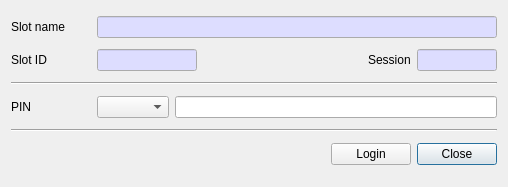
This is CryptokiMan/login_dlg.ui in jykim74/CryptokiMan as Qt 5 draws it before an edit. The edited form follows.
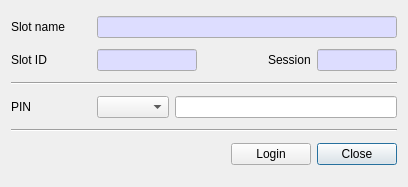
This is the edited form.

What changed in the file:
```diff
--- a/CryptokiMan/login_dlg.ui
+++ b/CryptokiMan/login_dlg.ui
@@ -6,7 +6,7 @@
    <rect>
     <x>0</x>
     <y>0</y>
-    <width>506</width>
+    <width>406</width>
     <height>187</height>
    </rect>
   </property>
@@ -39,7 +39,7 @@
       <widget class="QLineEdit" name="mSlotNameText">
        <property name="minimumSize">
         <size>
-         <width>400</width>
+         <width>300</width>
          <height>0</height>
         </size>
        </property>
```
